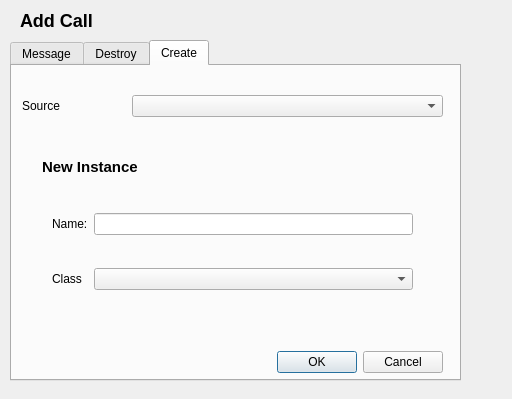
The window that src/view/sequence/newcalldialog.ui (Garttox/icp) describes before a commit, drawn with Qt 5.
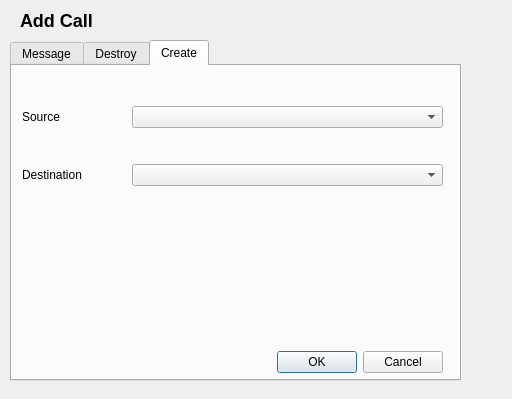
The same window after the commit. The open tabs and pages were chosen to show the change.

```diff
--- a/src/view/sequence/newcalldialog.ui
+++ b/src/view/sequence/newcalldialog.ui
@@ -168,7 +168,7 @@
        <x>10</x>
        <y>10</y>
        <width>421</width>
-       <height>61</height>
+       <height>141</height>
       </rect>
      </property>
      <layout class="QGridLayout" name="gridLayout_2" columnstretch="1,3">
@@ -182,68 +182,15 @@
       <item row="0" column="1">
        <widget class="QComboBox" name="createSourceComboBox"/>
       </item>
-     </layout>
-    </widget>
-    <widget class="QLabel" name="label_7">
-     <property name="geometry">
-      <rect>
-       <x>30</x>
-       <y>80</y>
-       <width>311</width>
-       <height>41</height>
-      </rect>
-     </property>
-     <property name="font">
-      <font>
-       <pointsize>-1</pointsize>
-       <weight>75</weight>
-       <bold>true</bold>
-      </font>
-     </property>
-     <property name="styleSheet">
-      <string notr="true">font-weight: bold;
-font-size: 15px;</string>
-     </property>
-     <property name="text">
-      <string>New Instance</string>
-     </property>
-     <property name="textFormat">
-      <enum>Qt::AutoText</enum>
-     </property>
-    </widget>
-    <widget class="QWidget" name="gridLayoutWidget_4">
-     <property name="geometry">
-      <rect>
-       <x>40</x>
-       <y>120</y>
-       <width>361</width>
-       <height>131</height>
-      </rect>
-     </property>
-     <layout class="QGridLayout" name="gridLayout_4" rowstretch="0,0,0" columnstretch="0,0">
-      <item row="2" column="0">
-       <widget class="QLabel" name="label_8">
+      <item row="1" column="0">
+       <widget class="QLabel" name="label_7">
         <property name="text">
-         <string>Class</string>
+         <string>Destination</string>
         </property>
        </widget>
       </item>
-      <item row="0" column="0">
-       <widget class="QLabel" name="label_9">
-        <property name="text">
-         <string>Name:</string>
-        </property>
-       </widget>
-      </item>
-      <item row="0" column="1">
-       <widget class="QLineEdit" name="createNameLineEdit"/>
-      </item>
-      <item row="2" column="1">
-       <widget class="QComboBox" name="createClassesComboBox">
-        <property name="enabled">
-         <bool>true</bool>
-        </property>
-       </widget>
+      <item row="1" column="1">
+       <widget class="QComboBox" name="createDestinationComboBox"/>
       </item>
      </layout>
     </widget>
```
Left out of the diff: 4 changed lines with no effect on the pictures.
